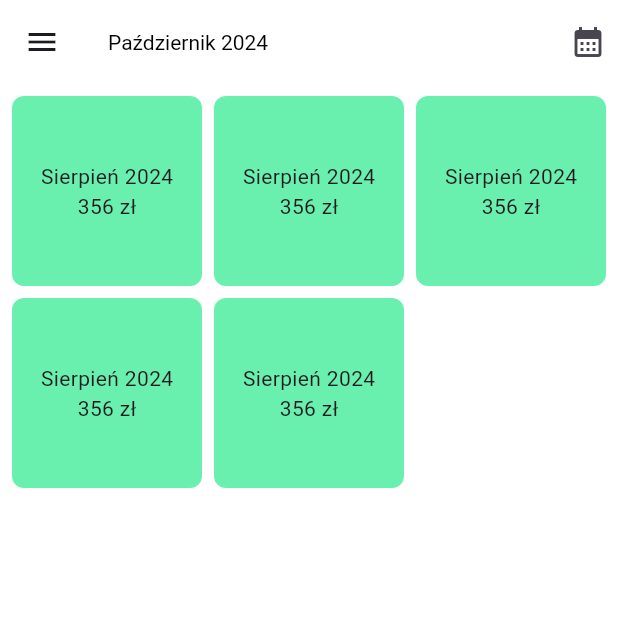
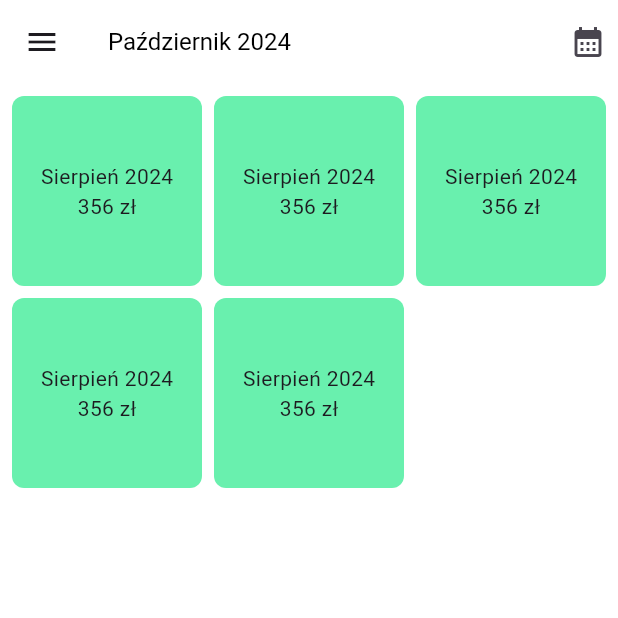
Before and after one commit to kawi15/budget, a Flutter app: the screen it shows after launch, on a phone screen of 412 x 824 dp, the top half of it. Run offline on Flutter 3.47's test engine with Material 3 defaults, Android fonts, the light colour scheme and no system bars; our stand-ins replace animated_toggle_switch, dropdown_button2, flutter_bloc, hydrated_bloc.

Commit message:
encapsulating fab

```diff
--- a/lib/views/main_navigator.dart
+++ b/lib/views/main_navigator.dart
@@ -3,6 +3,8 @@ import 'package:budzet/views/budget.dart';
 import 'package:budzet/views/transaction_history.dart';
 import 'package:budzet/widgets/theme_switch.dart';
 import 'package:flutter/material.dart';
+
+import '../widgets/fab.dart';
 
 class MainNavigator extends StatefulWidget {
   const MainNavigator({Key? key}) : super(key: key);
@@ -20,7 +22,12 @@ class _MainNavigatorState extends State<MainNavigator> {
   Widget build(BuildContext context) {
     return Scaffold(
       appBar: AppBar(
-        title: const Text('Październik 2024'),
+        title: const Text(
+          'Październik 2024',
+          style: TextStyle(
+            fontSize: 16,
+          ),
+        ),
         actions: [
           Padding(
             padding: const EdgeInsets.only(right: 8),
@@ -120,13 +127,7 @@ class _MainNavigatorState extends State<MainNavigator> {
           ],
         ),
       ),
-      floatingActionButton: FloatingActionButton(
-        onPressed: () {
-          Navigator.push(context, MaterialPageRoute(builder: (context) => const AddTransaction()));
-        },
-        shape: const CircleBorder(),
-        child: const Icon(Icons.add),
-      ),
+      floatingActionButton: const FAB(),
       floatingActionButtonLocation: FloatingActionButtonLocation.centerDocked,
       extendBody: true,
     );
--- /dev/null
+++ b/lib/widgets/fab.dart
@@ -0,0 +1,19 @@
+import 'package:flutter/material.dart';
+
+import '../views/add_transaction.dart';
+
+class FAB extends StatelessWidget {
+  const FAB({Key? key}) : super(key: key);
+
+  @override
+  Widget build(BuildContext context) {
+    return FloatingActionButton(
+      tooltip: 'Dodaj transakcję',
+      onPressed: () {
+        Navigator.push(context, MaterialPageRoute(builder: (context) => const AddTransaction()));
+      },
+      shape: const CircleBorder(),
+      child: const Icon(Icons.add),
+    );
+  }
+}
```
